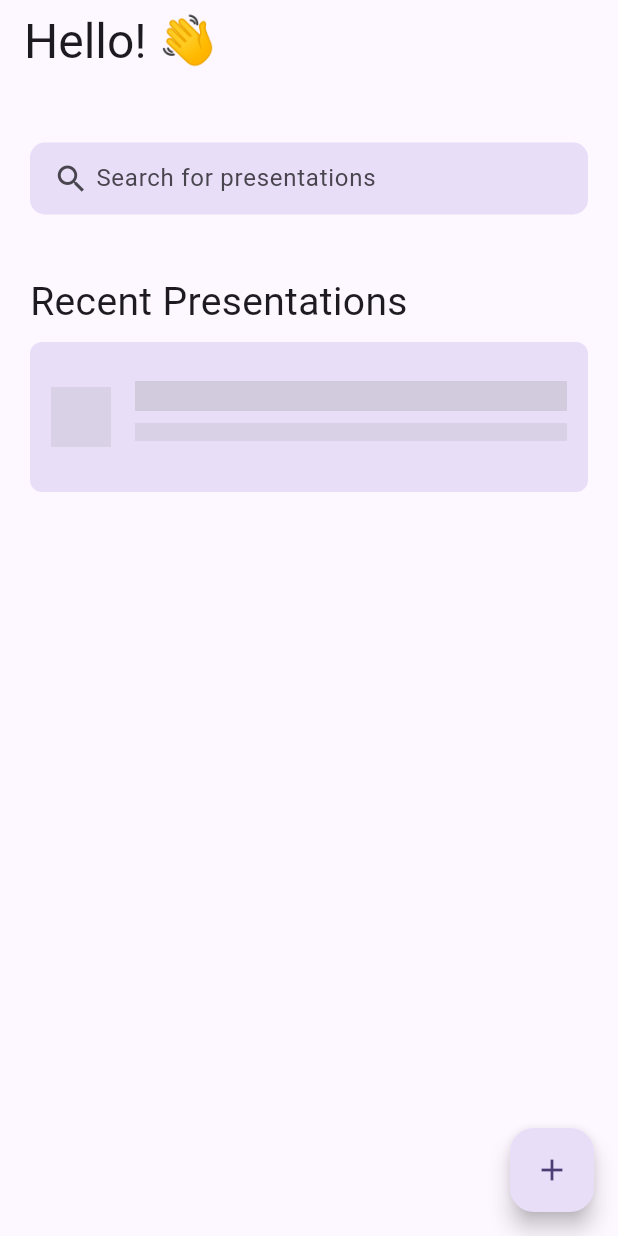
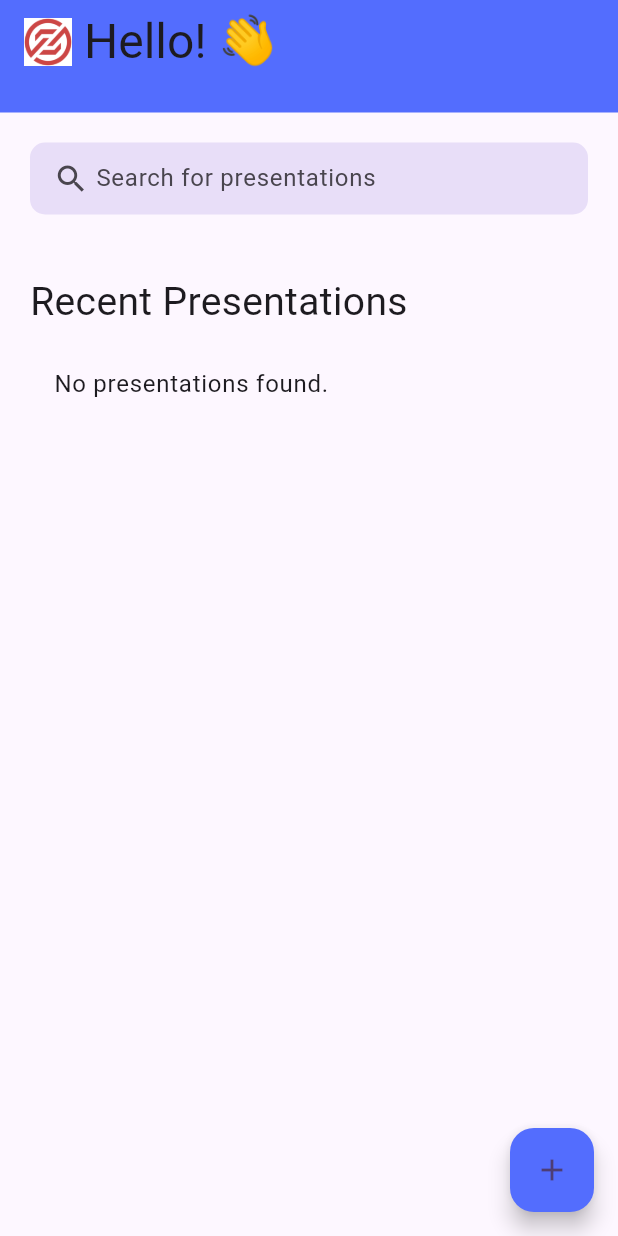
Before and after one commit to fabian-kho/zoom_lite, a Flutter app: the screen it shows after launch, on a phone screen of 412 x 824 dp. Run offline on Flutter 3.47's test engine with Material 2 defaults, Android fonts, the phone set to English and light mode, and no system bars; our stand-ins replace file_picker, firebase_core, firebase_database, firebase_storage; missing offline and left inert: pdf_render; accounts and stored records are empty.

Commit message:
Design und UserTest

```diff
--- a/lib/components/list_item.dart
+++ b/lib/components/list_item.dart
@@ -1,7 +1,11 @@
 import 'package:flutter/material.dart';
 
 class ListItem extends StatelessWidget {
-  const ListItem({Key? key, required this.title, required this.thumbnail, required this.onTap})
+  const ListItem(
+      {Key? key,
+      required this.title,
+      required this.thumbnail,
+      required this.onTap})
       : super(key: key);
   final String title;
   final VoidCallback onTap;
--- a/lib/pages/landing_page.dart
+++ b/lib/pages/landing_page.dart
@@ -56,13 +56,11 @@ class _LandingPageState extends State<LandingPage> {
     return Image.memory(Uint8List.view(pngData!.buffer));
   }
 
-
-
   void _fetchPresentations() {
     _databaseRef.onChildAdded.listen((event) async {
       final key = event.snapshot.key as String;
-      Map<String, dynamic> _presentation =
-      Map<String, dynamic>.from(event.snapshot.value as Map<dynamic, dynamic>);
+      Map<String, dynamic> _presentation = Map<String, dynamic>.from(
+          event.snapshot.value as Map<dynamic, dynamic>);
       final presentation = Presentation.fromRTDB(_presentation);
 
       // Download the PDF file
@@ -74,7 +72,7 @@ class _LandingPageState extends State<LandingPage> {
       final listItem = ListItem(
         key: Key(key),
         title: presentation.title,
-        thumbnail: thumbnail,
+        thumbnail: Image.asset('assets/images/background_image.png'),
         onTap: () {
           Navigator.push(
             context,
@@ -119,20 +117,53 @@ class _LandingPageState extends State<LandingPage> {
       body: CustomScrollView(
         slivers: [
           SliverAppBar(
-            title: Text(
+            title: Row(
+              children: [
+                Image.asset(
+                  "assets/images/logo.png", // Pfad zum Logo
+                  height: 32,
+                  width: 32,
+                ),
+                const SizedBox(width: 8),
+                Text(
                   widget.title,
                   style: const TextStyle(
                     fontSize: 32,
                     fontWeight: FontWeight.w400,
                   ),
                 ),
+              ],
+            ),
             pinned: true,
             expandedHeight: 75,
+            backgroundColor: Colors.indigoAccent, // App bar background color
           ),
           SliverToBoxAdapter(
             child: Padding(
               padding: const EdgeInsets.all(20),
-            child: SearchBox(onSearchChanged: _filterPresentations),
+              child: Container(
+                padding: const EdgeInsets.symmetric(horizontal: 15),
+                decoration: BoxDecoration(
+                  color: Theme.of(context).colorScheme.secondaryContainer,
+                  borderRadius: BorderRadius.circular(10),
+                ),
+                child: TextField(
+                  onChanged: _filterPresentations,
+                  decoration: const InputDecoration(
+                    contentPadding: EdgeInsets.all(10),
+                    prefixIcon: Icon(Icons.search),
+                    prefixIconConstraints: BoxConstraints(
+                      minWidth: 25,
+                      maxHeight: 25,
+                    ),
+                    border: InputBorder.none,
+                    hintText: 'Search for presentations',
+                    hintStyle: TextStyle(
+                      fontSize: 16,
+                    ),
+                  ),
+                ),
+              ),
             ),
           ),
           const SliverToBoxAdapter(
@@ -148,32 +179,12 @@ class _LandingPageState extends State<LandingPage> {
             delegate: SliverChildBuilderDelegate(
               (context, index) {
                 if (filteredPresentations.isEmpty) {
-                  // Show skeleton item
+                  // Show message when no presentations are found
                   return Container(
-                    margin: const EdgeInsets.symmetric(horizontal: 20, vertical: 8),
+                    margin:
+                        const EdgeInsets.symmetric(horizontal: 20, vertical: 8),
                     child: ListTile(
-                      contentPadding: const EdgeInsets.all(14),
-                      shape: const RoundedRectangleBorder(
-                        borderRadius: BorderRadius.all(Radius.circular(8)),
-                      ),
-                      tileColor: Theme.of(context).colorScheme.secondaryContainer,
-                      title: SizedBox(
-                        height: 20,
-                        child: Container(
-                          color: Colors.grey.withOpacity(0.3),
-                        ),
-                      ),
-                      subtitle: SizedBox(
-                        height: 12,
-                        child: Container(
-                          color: Colors.grey.withOpacity(0.2),
-                        ),
-                      ),
-                      leading: Container(
-                        width: 40,
-                        height: 40,
-                        color: Colors.grey.withOpacity(0.2),
-                      ),
+                      title: const Text('No presentations found.'),
                     ),
                   );
                 } else {
@@ -181,13 +192,16 @@ class _LandingPageState extends State<LandingPage> {
                   return filteredPresentations[index];
                 }
               },
-              childCount: filteredPresentations.isNotEmpty ? filteredPresentations.length : 1,
+              childCount: filteredPresentations.isNotEmpty
+                  ? filteredPresentations.length
+                  : 1,
             ),
           ),
         ],
       ),
       floatingActionButton: FloatingActionButton(
-        backgroundColor: Theme.of(context).colorScheme.secondaryContainer,
+        backgroundColor:
+            Colors.indigoAccent, // Floating action button background color
         onPressed: () {
           showDialog(
             context: context,
@@ -199,36 +213,3 @@ class _LandingPageState extends State<LandingPage> {
     );
   }
 }
-
-class SearchBox extends StatelessWidget {
-  final Function(String) onSearchChanged;
-
-  const SearchBox({Key? key, required this.onSearchChanged}) : super(key: key);
-
-  @override
-  Widget build(BuildContext context) {
-    return Container(
-      padding: const EdgeInsets.symmetric(horizontal: 15),
-      decoration: BoxDecoration(
-        color: Theme.of(context).colorScheme.secondaryContainer,
-        borderRadius: BorderRadius.circular(10),
-      ),
-      child: TextField(
-        onChanged: onSearchChanged,
-        decoration: const InputDecoration(
-          contentPadding: EdgeInsets.all(10),
-          prefixIcon: Icon(Icons.search),
-          prefixIconConstraints: BoxConstraints(
-            minWidth: 25,
-            maxHeight: 25,
-          ),
-          border: InputBorder.none,
-          hintText: 'Search for presentations',
-          hintStyle: TextStyle(
-            fontSize: 16,
-          ),
-        ),
-      ),
-    );
-  }
-}
```
Also changed, not shown: lib/pages/create_presentation_dialog.dart (+10 -10 lines), assets/images/background_image.png (added), assets/images/logo.png (added), assets/images/logo1.png (added), 3 other files. Lines whose indentation alone changed are shown as unchanged.
